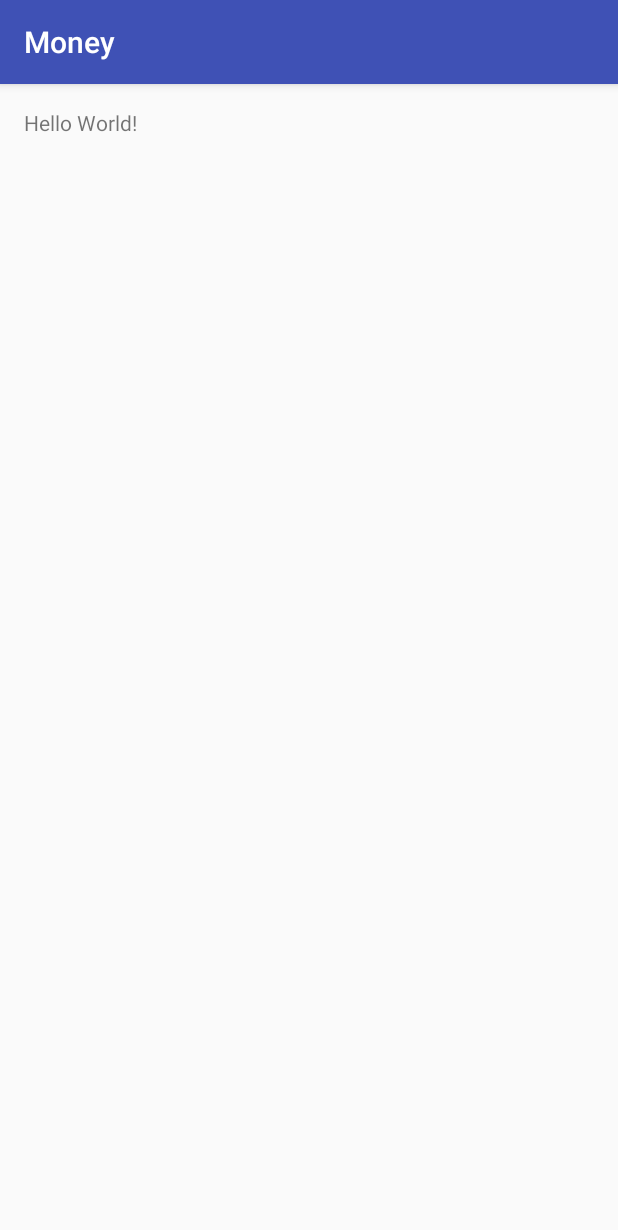
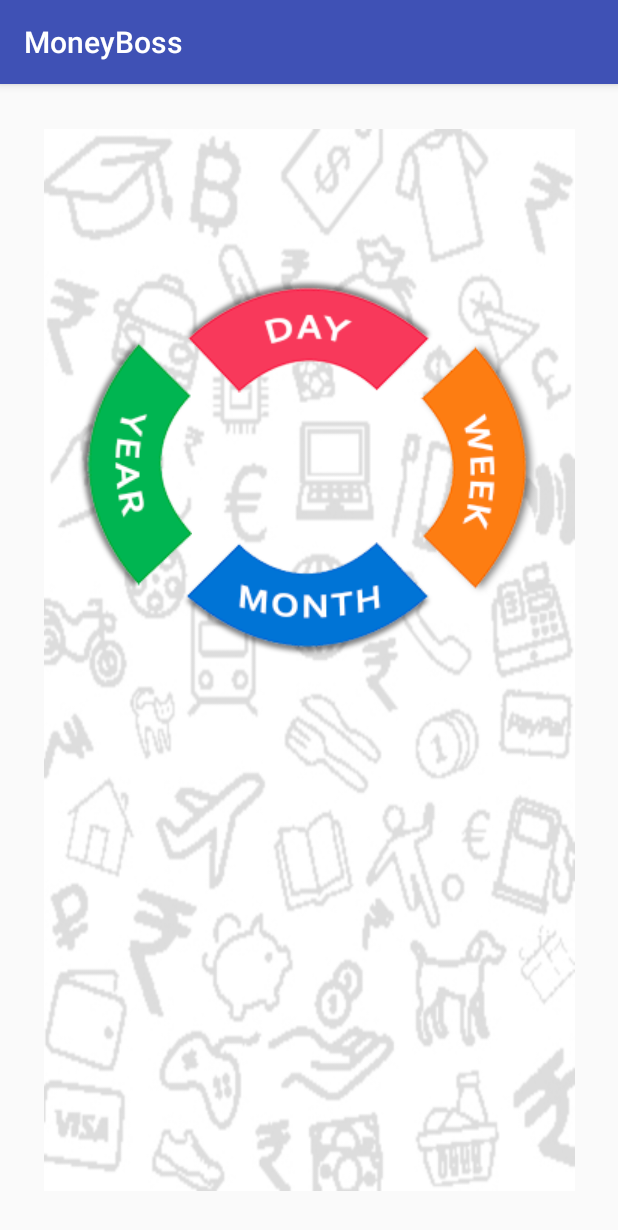
Before and after one commit to raaghulrdeveloper/Money, an Android app: the screen it shows after launch (MainActivity), on a phone screen of 412 x 824 dp. Shown: the top 1230 px of the screen. Run offline under Robolectric (Android 15) with nearby library versions, the phone set to English and light mode, and no system bars.

Commit message:
First Page Imported
First Design

```diff
--- a/app/src/main/java/com/project/money/MainActivity.java
+++ b/app/src/main/java/com/project/money/MainActivity.java
@@ -1,13 +1,54 @@
 package com.project.money;
 
+import android.graphics.Bitmap;
+import android.graphics.BitmapFactory;
+import android.graphics.Point;
+import android.graphics.drawable.BitmapDrawable;
+import android.graphics.drawable.StateListDrawable;
 import android.support.v7.app.AppCompatActivity;
 import android.os.Bundle;
+import android.view.Display;
+import android.view.MotionEvent;
+import android.view.View;
+import android.view.Window;
+import android.view.WindowManager;
+import android.widget.ImageButton;
+import android.widget.ImageView;
+import android.widget.Toast;
+
+import com.project.money.R;
 
 public class MainActivity extends AppCompatActivity {
 
+
+    ImageButton img_day;
+    ImageView bg;
     @Override
+
     protected void onCreate(Bundle savedInstanceState) {
         super.onCreate(savedInstanceState);
         setContentView(R.layout.activity_main);
+       img_day=(ImageButton)findViewById(R.id.bt_day);
+
+
+    /* adapt the image to the size of the display */
+        Display display = getWindowManager().getDefaultDisplay();
+        Point size = new Point();
+        display.getSize(size);
+        Bitmap bmp = Bitmap.createScaledBitmap(BitmapFactory.decodeResource(
+                getResources(),R.drawable.bg),size.x,size.y,true);
+
+    /* fill the background ImageView with the resized image */
+        ImageView iv_background = (ImageView) findViewById(R.id.img_bg);
+        iv_background.setImageBitmap(bmp);
+      //  bg=(ImageView)findViewById(R.id.bg);
+        img_day.setOnClickListener(new View.OnClickListener() {
+            @Override
+            public void onClick(View v) {
+                Toast.makeText(getApplicationContext(),"You have presses DAY",Toast.LENGTH_LONG).show();
+            }
+        });
+
+
     }
 }
--- a/app/src/main/res/layout/activity_main.xml
+++ b/app/src/main/res/layout/activity_main.xml
@@ -1,16 +1,71 @@
 <?xml version="1.0" encoding="utf-8"?>
 <RelativeLayout xmlns:android="http://schemas.android.com/apk/res/android"
     xmlns:tools="http://schemas.android.com/tools"
-    android:layout_width="match_parent"
-    android:layout_height="match_parent"
+    android:layout_width="fill_parent"
+    android:layout_height="fill_parent"
     android:paddingBottom="@dimen/activity_vertical_margin"
     android:paddingLeft="@dimen/activity_horizontal_margin"
     android:paddingRight="@dimen/activity_horizontal_margin"
     android:paddingTop="@dimen/activity_vertical_margin"
-    tools:context="com.project.money.MainActivity">
+    tools:context="com.project.money.MainActivity"
+    android:paddingEnd="0dp"
+    android:paddingStart="0dp">
 
-    <TextView
+    <ImageView
+        android:layout_width="fill_parent"
+        android:layout_height="fill_parent"
+        android:id="@+id/img_bg"
+        android:src="@drawable/bg"
+        android:layout_alignParentBottom="true"
+        android:layout_alignParentRight="true"
+        android:layout_alignParentEnd="true"
+        android:layout_alignParentTop="true"
+        android:layout_alignParentLeft="true"
+        android:layout_alignParentStart="true" />
+
+    <ImageButton
         android:layout_width="wrap_content"
         android:layout_height="wrap_content"
-        android:text="Hello World!" />
+        android:id="@+id/bt_day"
+        android:layout_marginTop="100dp"
+        android:src="@drawable/day"
+
+        android:layout_alignParentTop="true"
+        android:layout_centerHorizontal="true"
+        android:background="#00ffffff" />
+
+    <ImageButton
+        android:layout_width="wrap_content"
+        android:layout_height="wrap_content"
+        android:id="@+id/bt_year"
+        android:src="@drawable/year"
+        android:layout_marginLeft="52dp"
+        android:layout_marginStart="52dp"
+
+        android:layout_alignParentLeft="true"
+        android:layout_alignParentStart="false"
+        android:background="#00ffffff"
+        android:layout_marginTop="140dp" />
+
+    <ImageButton
+        android:layout_width="wrap_content"
+        android:layout_height="wrap_content"
+        android:id="@+id/bt_month"
+        android:src="@drawable/month"
+        android:layout_marginTop="275dp"
+        android:background="#00ffffff"
+        android:layout_alignEnd="@+id/bt_day" />
+
+    <ImageButton
+        android:layout_width="wrap_content"
+        android:layout_height="wrap_content"
+        android:id="@+id/bt_week"
+        android:src="@drawable/week"
+        android:layout_marginRight="53dp"
+        android:layout_marginEnd="53dp"
+        android:layout_alignParentRight="true"
+        android:layout_alignParentEnd="false"
+        android:background="#00ffffff"
+        android:layout_marginTop="140dp" />
+
 </RelativeLayout>
--- a/app/src/main/res/values/dimens.xml
+++ b/app/src/main/res/values/dimens.xml
@@ -1,6 +1,5 @@
 <resources>
     <!-- Default screen margins, per the Android Design guidelines. -->
-    <dimen name="activity_horizontal_margin">16dp</dimen>
-    <dimen name="activity_vertical_margin">16dp</dimen>
-    <dimen name="fab_margin">16dp</dimen>
+    <dimen name="activity_horizontal_margin">30dp</dimen>
+    <dimen name="activity_vertical_margin">30dp</dimen>
 </resources>
--- a/app/src/main/res/values/strings.xml
+++ b/app/src/main/res/values/strings.xml
@@ -1,4 +1,3 @@
 <resources>
-    <string name="app_name">Money</string>
-    <string name="title_activity_second">Second</string>
+    <string name="app_name">MoneyBoss</string>
 </resources>
--- a/app/src/main/res/values/styles.xml
+++ b/app/src/main/res/values/styles.xml
@@ -8,13 +8,4 @@
         <item name="colorAccent">@color/colorAccent</item>
     </style>
 
-    <style name="AppTheme.NoActionBar">
-        <item name="windowActionBar">false</item>
-        <item name="windowNoTitle">true</item>
-    </style>
-
-    <style name="AppTheme.AppBarOverlay" parent="ThemeOverlay.AppCompat.Dark.ActionBar" />
-
-    <style name="AppTheme.PopupOverlay" parent="ThemeOverlay.AppCompat.Light" />
-
 </resources>
```
Also changed, not shown: app/src/main/AndroidManifest.xml (+0 -9 lines), app/src/main/java/com/project/money/Second.java (deleted, +0 -30 lines), app/src/main/res/layout/activity_second.xml (deleted, +0 -34 lines), app/src/main/res/layout/content_second.xml (deleted, +0 -15 lines), app/src/main/res/drawable/bg.jpg (added), app/src/main/res/drawable/bg_png.png (added), app/src/main/res/drawable/color_1_corped.png (added), app/src/main/res/drawable/day.png (added), app/src/main/res/drawable/month.png (added), app/src/main/res/drawable/month_corped.png (added), app/src/main/res/drawable/week.png (added), app/src/main/res/drawable/week_corped.png (added), app/src/main/res/drawable/year.png (added), app/src/main/res/drawable/year_corped.png (added).
